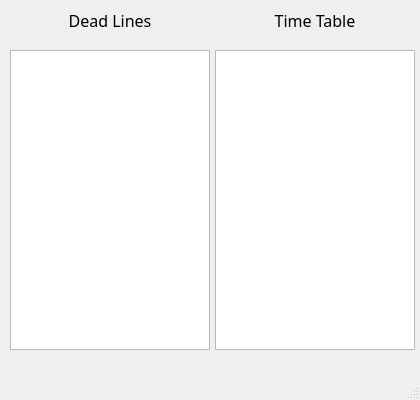
The window that design.ui (Sooneur/windows_desktop_timetable) describes before a commit, drawn with Qt 5.
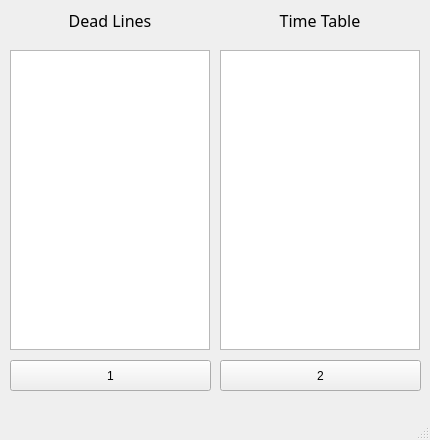
The same window after the commit.

Commit message: 1.3 new design only added

```diff
--- a/design.ui
+++ b/design.ui
@@ -6,8 +6,8 @@
    <rect>
     <x>0</x>
     <y>0</y>
-    <width>420</width>
-    <height>400</height>
+    <width>430</width>
+    <height>440</height>
    </rect>
   </property>
   <property name="windowTitle">
@@ -17,7 +17,7 @@
    <widget class="QTableWidget" name="tableWidget_2">
     <property name="geometry">
      <rect>
-      <x>215</x>
+      <x>220</x>
       <y>50</y>
       <width>200</width>
       <height>300</height>
@@ -37,7 +37,7 @@
    <widget class="QLabel" name="label_2">
     <property name="geometry">
      <rect>
-      <x>215</x>
+      <x>220</x>
       <y>0</y>
       <width>200</width>
       <height>40</height>
@@ -80,6 +80,32 @@
      <set>Qt::AlignCenter</set>
     </property>
    </widget>
+   <widget class="QPushButton" name="pushButton">
+    <property name="geometry">
+     <rect>
+      <x>10</x>
+      <y>360</y>
+      <width>201</width>
+      <height>31</height>
+     </rect>
+    </property>
+    <property name="text">
+     <string>1</string>
+    </property>
+   </widget>
+   <widget class="QPushButton" name="pushButton_2">
+    <property name="geometry">
+     <rect>
+      <x>220</x>
+      <y>360</y>
+      <width>201</width>
+      <height>31</height>
+     </rect>
+    </property>
+    <property name="text">
+     <string>2</string>
+    </property>
+   </widget>
   </widget>
   <widget class="QStatusBar" name="statusbar"/>
   <widget class="QMenuBar" name="menubar">
```
Left out of the diff: 5 changed lines with no effect on the pictures. The commit also changes 589 other files.
